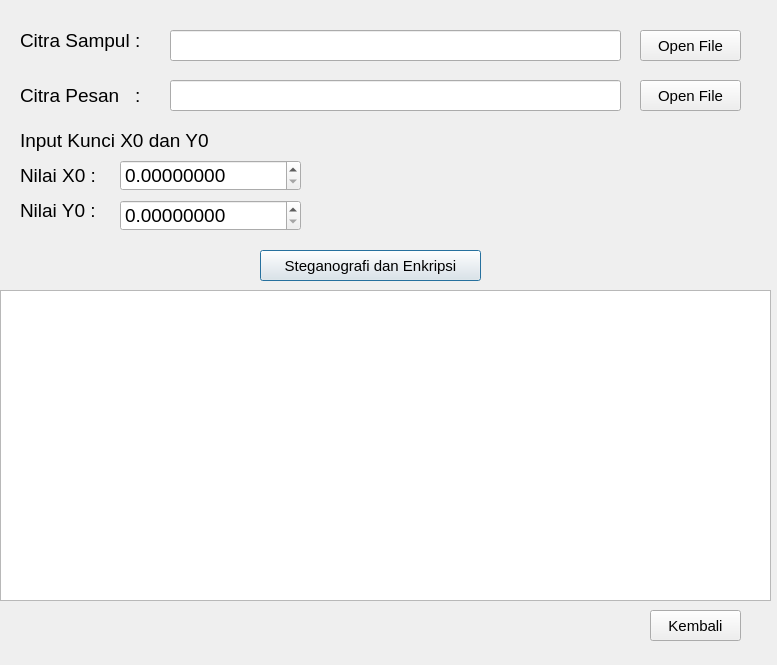
First picture: the form in ui/InputSteganografiDanEnkripsi.ui, repository distky/DCT-Permutation-Chaotic-Encryption, before the edit.
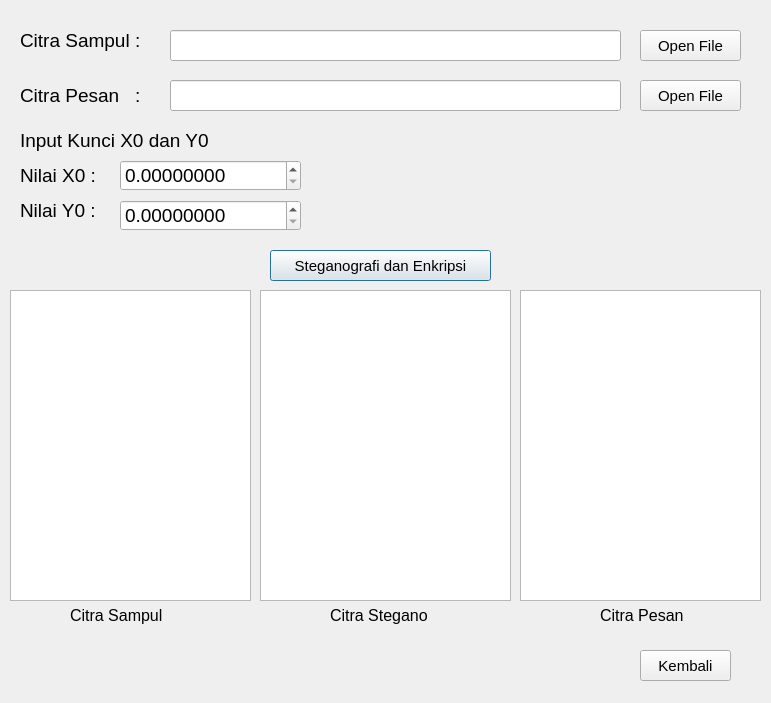
Second picture: the form after the edit.

```diff
--- a/ui/InputSteganografiDanEnkripsi.ui
+++ b/ui/InputSteganografiDanEnkripsi.ui
@@ -6,8 +6,8 @@
    <rect>
     <x>0</x>
     <y>0</y>
-    <width>777</width>
-    <height>665</height>
+    <width>771</width>
+    <height>703</height>
    </rect>
   </property>
   <property name="windowTitle">
@@ -26,17 +26,17 @@
   <widget class="QGraphicsView" name="graphicsView">
    <property name="geometry">
     <rect>
-     <x>0</x>
-     <y>290</y>
-     <width>771</width>
-     <height>311</height>
-    </rect>
-   </property>
-  </widget>
-  <widget class="QPushButton" name="btnEnkripsiDanStegano">
-   <property name="geometry">
-    <rect>
      <x>260</x>
+     <y>290</y>
+     <width>251</width>
+     <height>311</height>
+    </rect>
+   </property>
+  </widget>
+  <widget class="QPushButton" name="btnEnkripsiDanStegano">
+   <property name="geometry">
+    <rect>
+     <x>270</x>
      <y>250</y>
      <width>221</width>
      <height>31</height>
@@ -220,8 +220,8 @@
   <widget class="QPushButton" name="btnKembali">
    <property name="geometry">
     <rect>
-     <x>650</x>
-     <y>610</y>
+     <x>640</x>
+     <y>650</y>
      <width>91</width>
      <height>31</height>
     </rect>
@@ -253,6 +253,80 @@
     <string>Nilai Y0 :</string>
    </property>
   </widget>
+  <widget class="QGraphicsView" name="graphicsView_2">
+   <property name="geometry">
+    <rect>
+     <x>520</x>
+     <y>290</y>
+     <width>241</width>
+     <height>311</height>
+    </rect>
+   </property>
+  </widget>
+  <widget class="QGraphicsView" name="graphicsView_3">
+   <property name="geometry">
+    <rect>
+     <x>10</x>
+     <y>290</y>
+     <width>241</width>
+     <height>311</height>
+    </rect>
+   </property>
+  </widget>
+  <widget class="QLabel" name="lblCitraSampulView">
+   <property name="geometry">
+    <rect>
+     <x>70</x>
+     <y>600</y>
+     <width>121</width>
+     <height>31</height>
+    </rect>
+   </property>
+   <property name="font">
+    <font>
+     <pointsize>12</pointsize>
+    </font>
+   </property>
+   <property name="text">
+    <string>Citra Sampul</string>
+   </property>
+  </widget>
+  <widget class="QLabel" name="lblCitraPesanView">
+   <property name="geometry">
+    <rect>
+     <x>600</x>
+     <y>600</y>
+     <width>101</width>
+     <height>31</height>
+    </rect>
+   </property>
+   <property name="font">
+    <font>
+     <pointsize>12</pointsize>
+    </font>
+   </property>
+   <property name="text">
+    <string>Citra Pesan</string>
+   </property>
+  </widget>
+  <widget class="QLabel" name="lblCitraStego">
+   <property name="geometry">
+    <rect>
+     <x>330</x>
+     <y>600</y>
+     <width>121</width>
+     <height>31</height>
+    </rect>
+   </property>
+   <property name="font">
+    <font>
+     <pointsize>12</pointsize>
+    </font>
+   </property>
+   <property name="text">
+    <string>Citra Stegano</string>
+   </property>
+  </widget>
  </widget>
  <resources/>
  <connections/>
```
